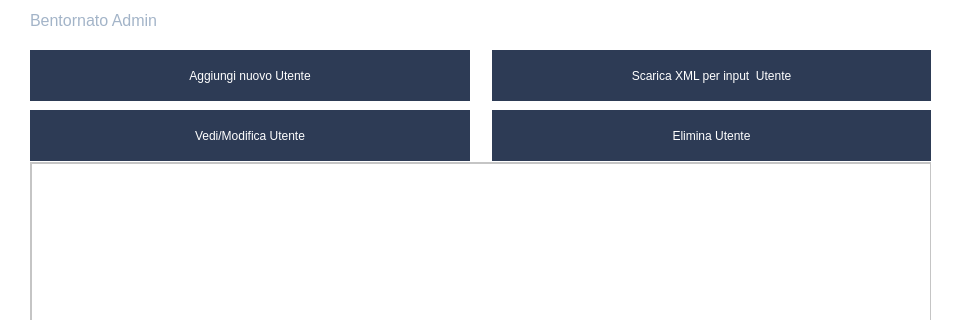
The window that MVP/progetto_p2/GUI/ui_admin.ui (Giorat/LifeFit---progetto-P2) describes before a commit, drawn with Qt 5; both pictures show x 0 to 963 and y 0 to 320 of the 963 by 640 pixel window.
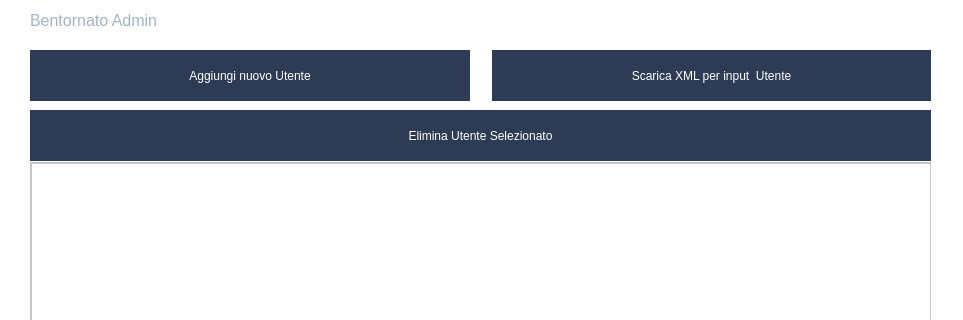
The same window after the commit. Icons and pictures are not drawn.

Commit message: admin open users and add users

The edit to the form file:
```diff
--- a/MVP/progetto_p2/GUI/ui_admin.ui
+++ b/MVP/progetto_p2/GUI/ui_admin.ui
@@ -249,44 +249,7 @@
 </string>
        </property>
        <property name="text">
-        <string>Vedi/Modifica Utente</string>
-       </property>
-      </widget>
-     </item>
-     <item>
-      <spacer name="horizontalSpacer_3">
-       <property name="orientation">
-        <enum>Qt::Horizontal</enum>
-       </property>
-       <property name="sizeType">
-        <enum>QSizePolicy::Minimum</enum>
-       </property>
-       <property name="sizeHint" stdset="0">
-        <size>
-         <width>20</width>
-         <height>20</height>
-        </size>
-       </property>
-      </spacer>
-     </item>
-     <item>
-      <widget class="QPushButton" name="pushButton_5">
-       <property name="sizePolicy">
-        <sizepolicy hsizetype="Minimum" vsizetype="Preferred">
-         <horstretch>0</horstretch>
-         <verstretch>0</verstretch>
-        </sizepolicy>
-       </property>
-       <property name="styleSheet">
-        <string notr="true">background-color: rgb(45, 59, 85);
-color:white;
-
-border:none;
-
-</string>
-       </property>
-       <property name="text">
-        <string>Elimina Utente</string>
+        <string>Elimina Utente Selezionato</string>
        </property>
       </widget>
      </item>
```
Left out of the diff: 10 changed lines with no effect on the pictures. The commit also changes 22 other files.
